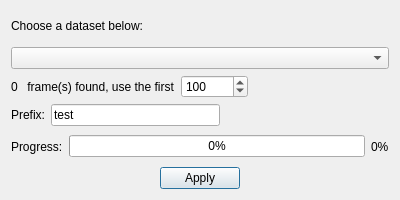
First picture: the form in mean_std.ui, repository LiuLab-CSRC/ClickX, before the edit.
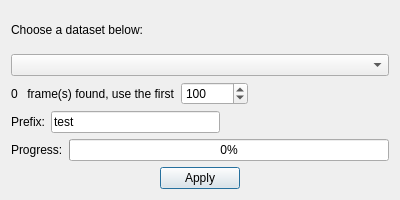
Second picture: the form after the edit.

Commit message: remove progress number

What changed in the file:
```diff
--- a/mean_std.ui
+++ b/mean_std.ui
@@ -132,13 +132,6 @@
        </property>
       </widget>
      </item>
-     <item>
-      <widget class="QLabel" name="label_4">
-       <property name="text">
-        <string>0%</string>
-       </property>
-      </widget>
-     </item>
     </layout>
    </item>
    <item>
```
